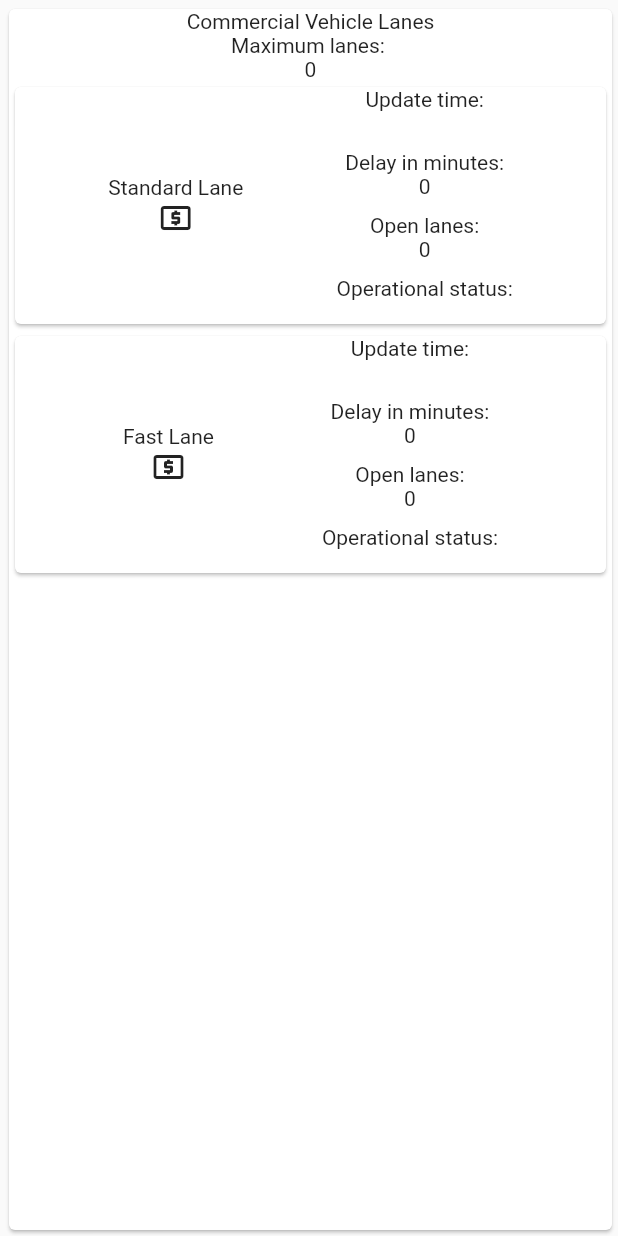
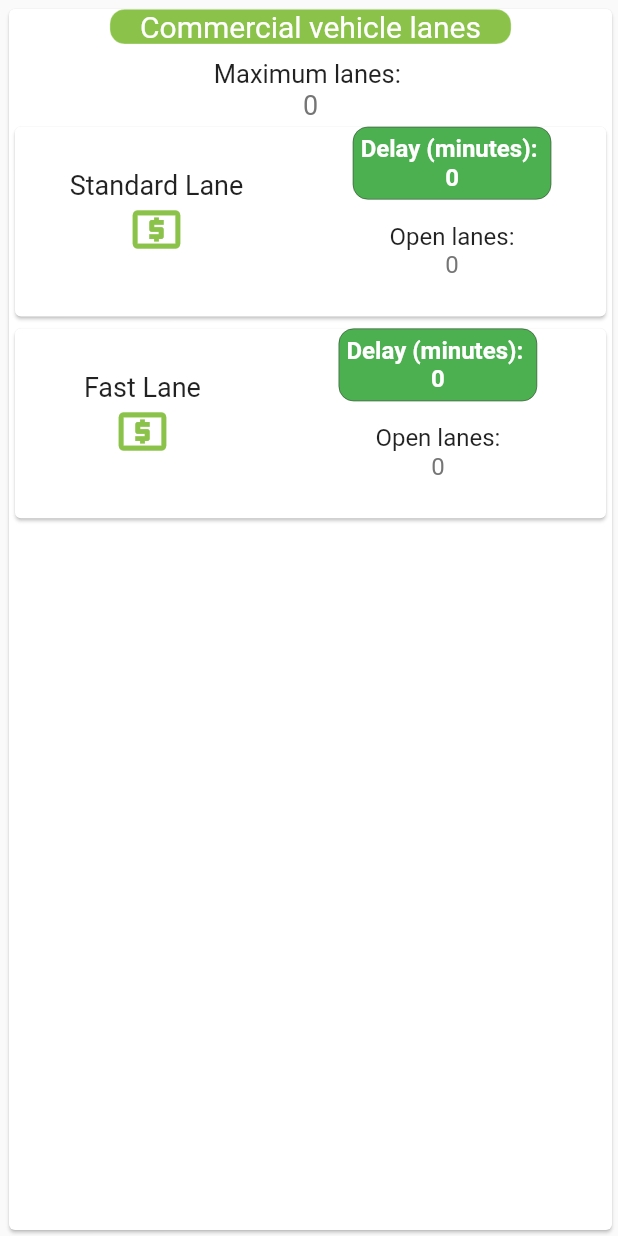
Before and after one commit to EDD-3/FrankFlutter, a Flutter app: the CommercialLane widget shown alone on an empty page, opened directly with empty values, on a phone screen of 412 x 824 dp. Run offline on Flutter 3.47's test engine with Material 2 defaults, Android fonts, the phone set to English and light mode, and no system bars; our stand-ins replace bloc, carousel_slider, dartz, data_connection_checker, equatable, flutter_bloc and 1 more; network calls fail.

Commit message:
Primer diseño hecho

```diff
--- a/lib/core/booleans/check_status.dart
+++ b/lib/core/booleans/check_status.dart
@@ -1 +1,10 @@
-  bool isNotOperational(String status) => status == 'Lanes Closed' || status == 'Update Pending' || status == 'N/A';
+import 'package:news_app/features/gates/domain/entities/lane.dart';
+
+bool isNotOperational(String status) =>
+    status == 'Lanes Closed' || status == 'Update Pending' || status == 'N/A';
+
+bool isLaneNotOperational(Lane commercialLane, String gateStatus) =>
+    commercialLane == null ||
+    commercialLane.fastLane == null ||
+    commercialLane.standarLane == null ||
+    gateStatus == 'Closed';
--- a/lib/core/messages/messages.dart
+++ b/lib/core/messages/messages.dart
@@ -1,3 +1,4 @@
 class Messages {
   static const String NO_NETWORK = "You don't have internet connection";
+  static const String NO_INFO = "No info to display";
 }
--- a/lib/features/gates/presentation/widgets/commercial_lane.dart
+++ b/lib/features/gates/presentation/widgets/commercial_lane.dart
@@ -1,19 +1,22 @@
 import 'package:flutter/material.dart';
+import 'package:news_app/core/booleans/check_status.dart';
 import 'package:news_app/features/gates/domain/entities/lane.dart';
-
+import 'lane_title.dart';
 import 'lane_type_card.dart';
 
 class CommercialLane extends StatelessWidget {
   const CommercialLane({
     Key key,
     @required this.commercialLane,
+    @required this.gateStatus,
   }) : super(key: key);
 
   final Lane commercialLane;
+  final String gateStatus;
 
   @override
   Widget build(BuildContext context) {
-    if (commercialLane == null) return Container();
+    if (isLaneNotOperational(commercialLane, gateStatus)) return Container();
 
     return Container(
       padding: EdgeInsets.fromLTRB(2, 2, 0, 0),
@@ -21,18 +24,22 @@ class CommercialLane extends StatelessWidget {
       child: Card(
         child: Column(
           children: <Widget>[
-            Text('Commercial Vehicle Lanes'),
-            Text('Maximum lanes: '),
-            Text(commercialLane.maximumLanes.toString()),
+            LaneTitle(
+              maximumLanes: commercialLane.maximumLanes.toString(),
+              laneTitle: 'Commercial vehicle lanes',
+              laneTitleBgColor: Colors.lightGreen,
+            ),
             LaneTypeCard(
               laneTypeIcon: Icons.local_atm,
               laneTypeName: 'Standard Lane',
               laneType: commercialLane.standarLane,
+              colorIcon: Colors.lightGreen,
             ),
             LaneTypeCard(
               laneTypeIcon: Icons.local_atm,
               laneTypeName: 'Fast Lane',
               laneType: commercialLane.fastLane,
+              colorIcon: Colors.lightGreen,
             ),
           ],
         ),
--- /dev/null
+++ b/lib/features/gates/presentation/widgets/lane_title.dart
@@ -0,0 +1,66 @@
+import 'package:flutter/material.dart';
+
+class LaneTitle extends StatelessWidget {
+  final String maximumLanes;
+  final String laneTitle;
+  final Color laneTitleBgColor;
+
+  const LaneTitle({
+    Key key,
+    @required this.maximumLanes,
+    @required this.laneTitle,
+    @required this.laneTitleBgColor,
+  }) : super(key: key);
+
+  @override
+  Widget build(BuildContext context) {
+    return Column(
+      children: <Widget>[
+        TitleDisplayBox(laneTitleBgColor: laneTitleBgColor, laneTitle: laneTitle),
+        SizedBox(
+          height: 10.0,
+        ),
+        Text(
+          'Maximum lanes: ',
+          style: TextStyle(
+            fontSize: 17.0,
+          ),
+        ),
+        Text(
+          maximumLanes,
+          style: TextStyle(fontSize: 18.0, color: Colors.grey[600]),
+        ),
+      ],
+    );
+  }
+}
+
+class TitleDisplayBox extends StatelessWidget {
+  const TitleDisplayBox({
+    Key key,
+    @required this.laneTitleBgColor,
+    @required this.laneTitle,
+  }) : super(key: key);
+
+  final Color laneTitleBgColor;
+  final String laneTitle;
+
+  @override
+  Widget build(BuildContext context) {
+    return Container(
+      padding: EdgeInsets.only(left: 20.0, right: 20.0),
+      decoration: BoxDecoration(
+        border: Border.all(width: 0.25, color: Colors.white),
+        color: laneTitleBgColor,
+        borderRadius: BorderRadius.all(Radius.circular(10.0)),
+      ),
+      child: Text(
+        laneTitle,
+        style: TextStyle(
+          fontSize: 20.0,
+          color: Colors.white,
+        ),
+      ),
+    );
+  }
+}
--- a/lib/features/gates/presentation/widgets/lane_type_card.dart
+++ b/lib/features/gates/presentation/widgets/lane_type_card.dart
@@ -5,11 +5,13 @@ class LaneTypeCard extends StatelessWidget {
   final LaneType laneType;
   final IconData laneTypeIcon;
   final String laneTypeName;
+  final Color colorIcon;
   const LaneTypeCard({
     Key key,
     @required this.laneTypeIcon,
     @required this.laneTypeName,
     @required this.laneType,
+    @required this.colorIcon,
   }) : super(key: key);
 
   @override
@@ -18,38 +20,70 @@ class LaneTypeCard extends StatelessWidget {
     return Container(
       child: Card(
         child: Row(
-          mainAxisAlignment: MainAxisAlignment.spaceEvenly,
+          mainAxisAlignment: MainAxisAlignment.spaceAround,
           children: <Widget>[
             Column(
               mainAxisAlignment: MainAxisAlignment.center,
               children: <Widget>[
                 Column(
                   children: <Widget>[
-                    Text(laneTypeName),
-                    Icon(laneTypeIcon),
+                    Text(
+                      laneTypeName,
+                      style: TextStyle(fontSize: 18.0),
+                    ),
+                    Icon(
+                      laneTypeIcon,
+                      color: colorIcon,
+                      size: 38.0,
+                    ),
+                    SizedBox(
+                      height: 10,
+                    ),
                   ],
                 )
               ],
             ),
             Column(
               children: <Widget>[
-                Text('Update time:'),
-                Text(laneType.updateTime),
+                Container(
+                  padding: EdgeInsets.all(5.0),
+                  decoration: BoxDecoration(
+                      border: Border.all(width: 0.25),
+                      color: getDelayBoxColor(),
+                      borderRadius: BorderRadius.all(Radius.circular(10.0))),
+                  child: Column(
+                    children: <Widget>[
+                      Text(
+                        'Delay (minutes): ',
+                        style: TextStyle(
+                          fontSize: 16.0,
+                          color: Colors.white,
+                          fontWeight: FontWeight.w700,
+                        ),
+                      ),
+                      Text(
+                        laneType.delayMinutes.toString(),
+                        style: TextStyle(
+                          fontSize: 16.0,
+                          color: Colors.white,
+                          fontWeight: FontWeight.w700,
+                        ),
+                      )
+                    ],
+                  ),
+                ),
+                SizedBox(
+                  height: 15.0,
+                ),
+                Text('Open lanes:', style: TextStyle(fontSize: 16.0)),
+                Text(laneType.openLanes.toString(),
+                    style: TextStyle(fontSize: 16.0, color: Colors.grey[600])),
+                SizedBox(
+                  height: 15.0,
+                ),
                 SizedBox(
                   height: 10.0,
                 ),
-                Text('Delay in minutes:'),
-                Text(laneType.delayMinutes.toString()),
-                SizedBox(
-                  height: 10.0,
-                ),
-                Text('Open lanes:'),
-                Text(laneType.openLanes.toString()),
-                SizedBox(
-                  height: 10.0,
-                ),
-                Text('Operational status:'),
-                Text(laneType.operationalStatus)
               ],
             )
           ],
@@ -57,4 +91,8 @@ class LaneTypeCard extends StatelessWidget {
       ),
     );
   }
+
+  MaterialColor getDelayBoxColor() => (laneType.delayMinutes <= 30)
+      ? Colors.green
+      : (laneType.delayMinutes <= 60) ? Colors.amber : Colors.red;
 }
--- a/lib/main.dart
+++ b/lib/main.dart
@@ -1,6 +1,5 @@
 import 'package:flutter/material.dart';
 import 'package:news_app/features/gates/presentation/pages/gates_page.dart';
-import 'features/news/presentation/pages/news_page.dart';
 import 'injection_container.dart' as di;
 
 void main() async {
```
Also changed, not shown: lib/features/gates/presentation/pages/gates_page.dart (+22 -7 lines), lib/features/gates/presentation/widgets/gate_card.dart (+37 -16 lines), lib/features/gates/presentation/widgets/passenger_lane.dart (+14 -8 lines), lib/features/gates/presentation/widgets/pedestrain_lane.dart (+11 -4 lines).
